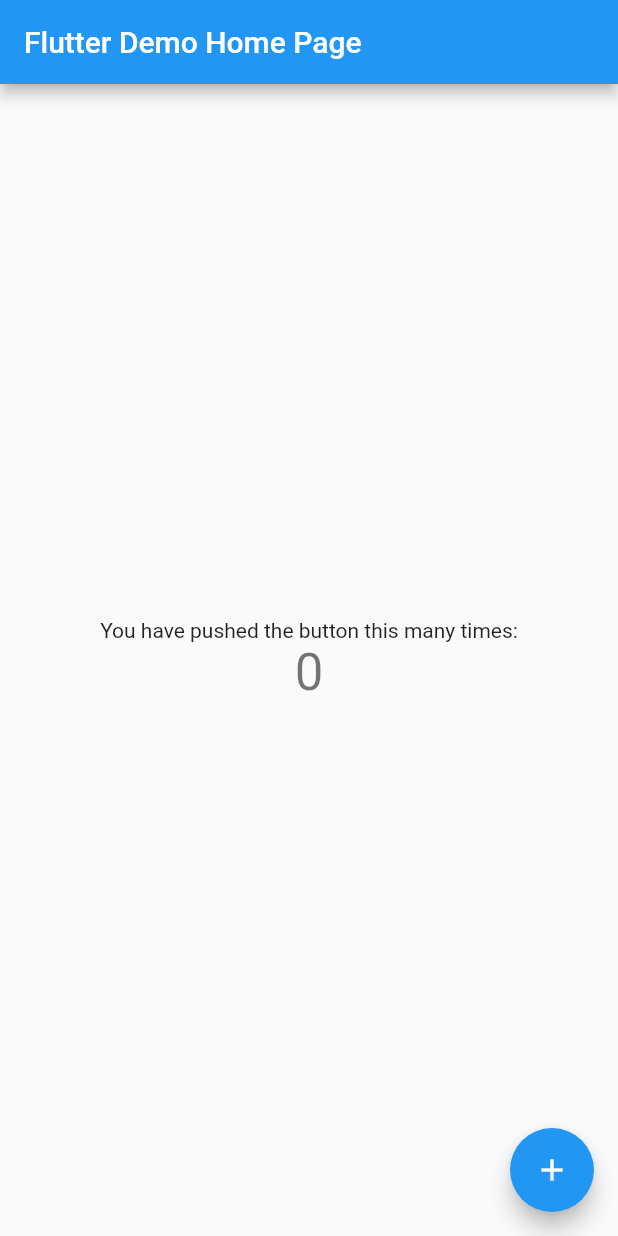
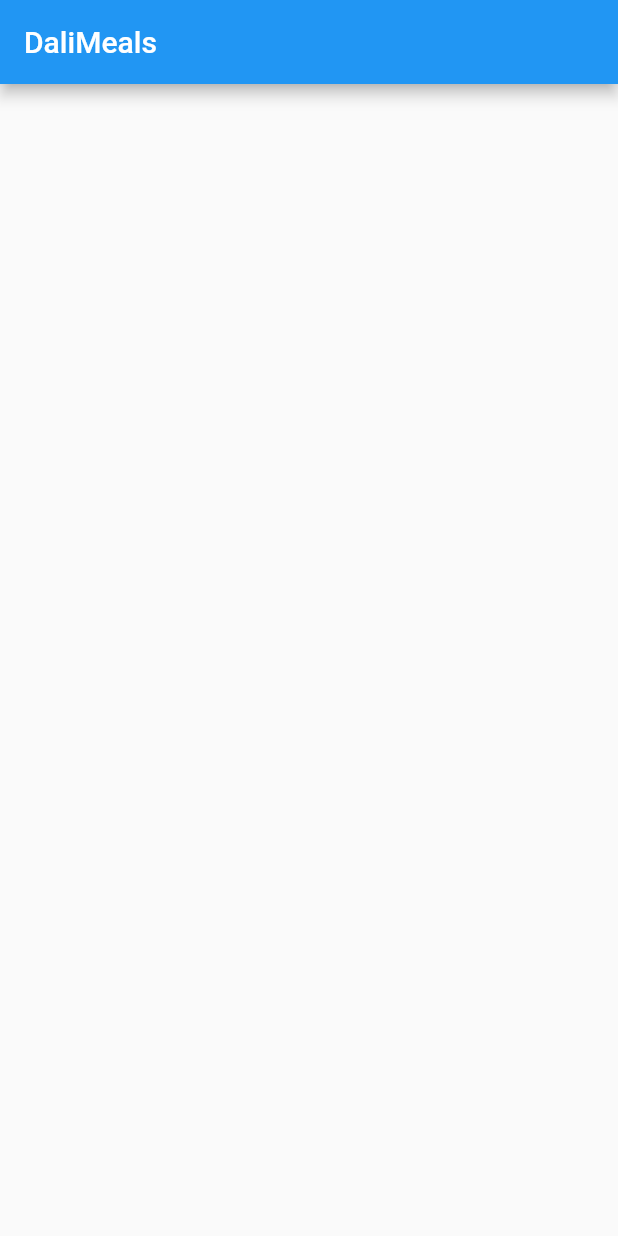
Before and after one commit to Shofiul735/MealApp, a Flutter app: the screen it shows after launch, on a phone screen of 412 x 824 dp. Run offline on Flutter 3.47's test engine with Material 2 defaults, Android fonts, the phone set to English and light mode, and no system bars.

Commit message:
main.dart configured

```diff
--- a/meal_app/lib/main.dart
+++ b/meal_app/lib/main.dart
@@ -1,115 +1,34 @@
 import 'package:flutter/material.dart';
 
-void main() {
-  runApp(const MyApp());
-}
+void main() => runApp(MealApp());
 
-class MyApp extends StatelessWidget {
-  const MyApp({Key? key}) : super(key: key);
-
-  // This widget is the root of your application.
+class MealApp extends StatelessWidget {
   @override
   Widget build(BuildContext context) {
     return MaterialApp(
-      title: 'Flutter Demo',
+      title: 'Meal App',
       theme: ThemeData(
-        // This is the theme of your application.
-        //
-        // Try running your application with "flutter run". You'll see the
-        // application has a blue toolbar. Then, without quitting the app, try
-        // changing the primarySwatch below to Colors.green and then invoke
-        // "hot reload" (press "r" in the console where you ran "flutter run",
-        // or simply save your changes to "hot reload" in a Flutter IDE).
-        // Notice that the counter didn't reset back to zero; the application
-        // is not restarted.
         primarySwatch: Colors.blue,
       ),
-      home: const MyHomePage(title: 'Flutter Demo Home Page'),
+      home: _HomePage(),
     );
   }
 }
 
-class MyHomePage extends StatefulWidget {
-  const MyHomePage({Key? key, required this.title}) : super(key: key);
-
-  // This widget is the home page of your application. It is stateful, meaning
-  // that it has a State object (defined below) that contains fields that affect
-  // how it looks.
-
-  // This class is the configuration for the state. It holds the values (in this
-  // case the title) provided by the parent (in this case the App widget) and
-  // used by the build method of the State. Fields in a Widget subclass are
-  // always marked "final".
-
-  final String title;
-
+class _HomePage extends StatefulWidget {
   @override
-  State<MyHomePage> createState() => _MyHomePageState();
+  State<StatefulWidget> createState() => HomePageState();
 }
 
-class _MyHomePageState extends State<MyHomePage> {
-  int _counter = 0;
-
-  void _incrementCounter() {
-    setState(() {
-      // This call to setState tells the Flutter framework that something has
-      // changed in this State, which causes it to rerun the build method below
-      // so that the display can reflect the updated values. If we changed
-      // _counter without calling setState(), then the build method would not be
-      // called again, and so nothing would appear to happen.
-      _counter++;
-    });
-  }
-
+class HomePageState extends State<_HomePage> {
+  final appbar = AppBar(
+    title: const Text('DaliMeals'),
+  );
   @override
   Widget build(BuildContext context) {
-    // This method is rerun every time setState is called, for instance as done
-    // by the _incrementCounter method above.
-    //
-    // The Flutter framework has been optimized to make rerunning build methods
-    // fast, so that you can just rebuild anything that needs updating rather
-    // than having to individually change instances of widgets.
     return Scaffold(
-      appBar: AppBar(
-        // Here we take the value from the MyHomePage object that was created by
-        // the App.build method, and use it to set our appbar title.
-        title: Text(widget.title),
-      ),
-      body: Center(
-        // Center is a layout widget. It takes a single child and positions it
-        // in the middle of the parent.
-        child: Column(
-          // Column is also a layout widget. It takes a list of children and
-          // arranges them vertically. By default, it sizes itself to fit its
-          // children horizontally, and tries to be as tall as its parent.
-          //
-          // Invoke "debug painting" (press "p" in the console, choose the
-          // "Toggle Debug Paint" action from the Flutter Inspector in Android
-          // Studio, or the "Toggle Debug Paint" command in Visual Studio Code)
-          // to see the wireframe for each widget.
-          //
-          // Column has various properties to control how it sizes itself and
-          // how it positions its children. Here we use mainAxisAlignment to
-          // center the children vertically; the main axis here is the vertical
-          // axis because Columns are vertical (the cross axis would be
-          // horizontal).
-          mainAxisAlignment: MainAxisAlignment.center,
-          children: <Widget>[
-            const Text(
-              'You have pushed the button this many times:',
-            ),
-            Text(
-              '$_counter',
-              style: Theme.of(context).textTheme.headline4,
-            ),
-          ],
-        ),
-      ),
-      floatingActionButton: FloatingActionButton(
-        onPressed: _incrementCounter,
-        tooltip: 'Increment',
-        child: const Icon(Icons.add),
-      ), // This trailing comma makes auto-formatting nicer for build methods.
+      appBar: appbar,
+      body: Container(),
     );
   }
 }
```
